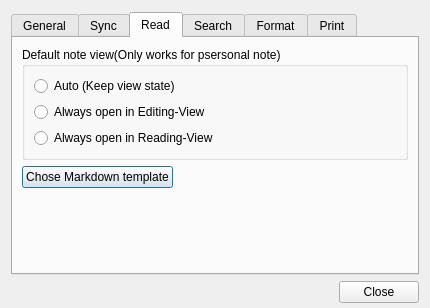
First picture: the form in src/ui/wizpreferencedialog.ui, repository WizTeam/WizQTClient, before the edit.
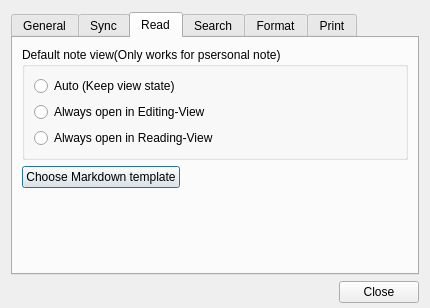
Second picture: the form after the edit. The open tabs and pages were chosen to show the change.

Commit message: Choose Markdown template

What changed in the file:
```diff
--- a/src/ui/wizpreferencedialog.ui
+++ b/src/ui/wizpreferencedialog.ui
@@ -393,7 +393,7 @@
          <item>
           <widget class="QPushButton" name="pushButtonChoseMarkdwonTemplate">
            <property name="text">
-            <string>Chose Markdown template</string>
+            <string>Choose Markdown template</string>
            </property>
           </widget>
          </item>
```
